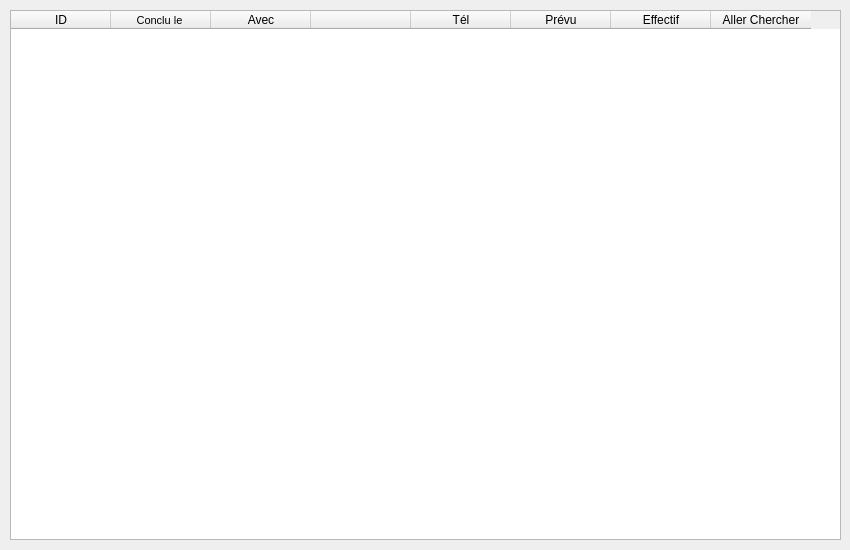
The window that view/contractsView.ui (GruberAdam/TPI-Sploks) describes before a commit, drawn with Qt 5.
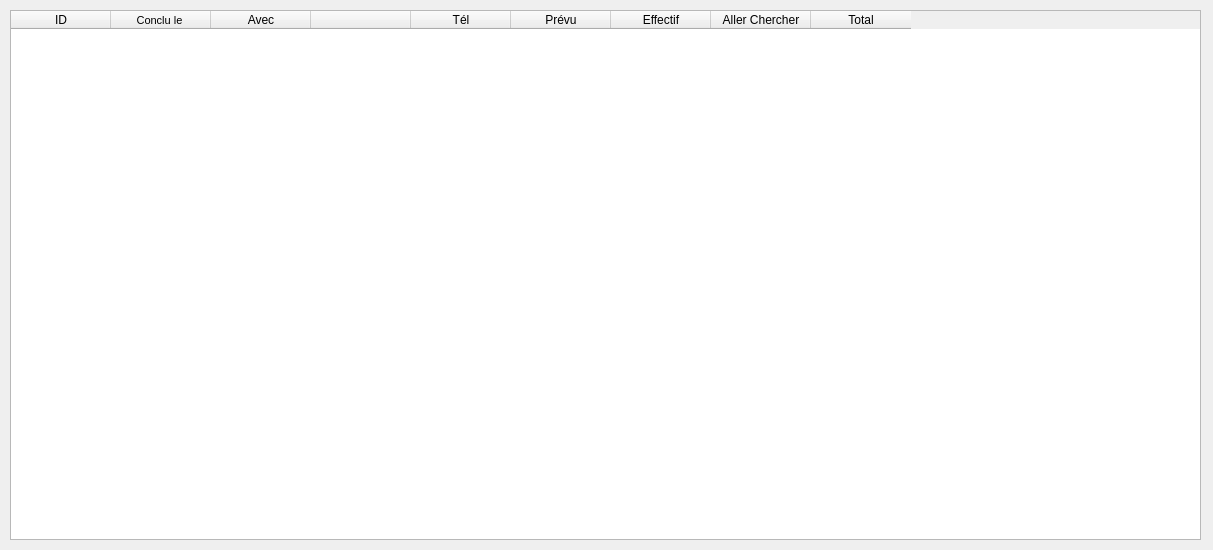
The same window after the commit.

Commit message: Le totaux des contrats est consultable

Diff of the .ui file:
```diff
--- a/view/contractsView.ui
+++ b/view/contractsView.ui
@@ -6,7 +6,7 @@
    <rect>
     <x>0</x>
     <y>0</y>
-    <width>850</width>
+    <width>1213</width>
     <height>550</height>
    </rect>
   </property>
@@ -19,7 +19,7 @@
      <rect>
       <x>10</x>
       <y>10</y>
-      <width>831</width>
+      <width>1191</width>
       <height>530</height>
      </rect>
     </property>
@@ -76,6 +76,11 @@
       <string>Aller Chercher</string>
      </property>
     </column>
+    <column>
+     <property name="text">
+      <string>Total</string>
+     </property>
+    </column>
    </widget>
   </widget>
  </widget>
```
The commit also changes 1 other file.
